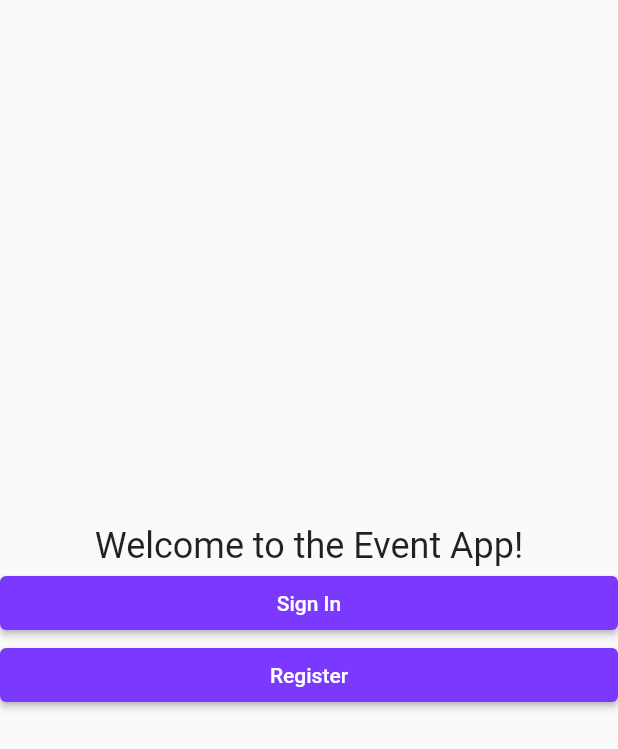
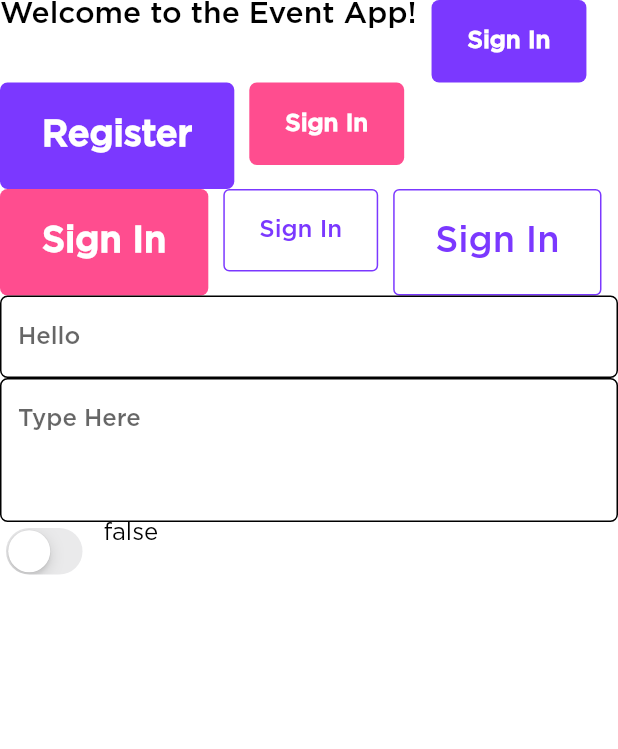
Before and after one commit to khush2003/wismod, a Flutter app: the screen it shows after launch, on a phone screen of 412 x 824 dp. Shown: the top 749 px of the screen. Run offline on Flutter 3.47's test engine with Material 2 defaults, Android fonts, the phone set to English and light mode, and no system bars; our stand-ins replace firebase_core, get; accounts and stored records are empty.

Commit message:
Finish Defining Themed Components and Theme, Also make AllPagesNav which holds (Home, Chat, Dashboard and Setting Page)

```diff
--- a/lib/main.dart
+++ b/lib/main.dart
@@ -22,8 +22,7 @@ class Application extends StatelessWidget {
       theme: AppThemeData.themedata,
       //TODO: Implement Function to route user to login screen if it is not his first time on the app.
       //TODO: Add global/app-wide theme (Stored in theme folder)
-      initialRoute: Routes
-          .onboarding, // Goes to Onboarding Page Initially (We will be using named routes, routes stored in routes.dart)
+      initialRoute: Routes.onboarding, // Goes to Onboarding Page Initially (We will be using named routes, routes stored in routes.dart)
       getPages: getPages,
     );
   }
--- /dev/null
+++ b/lib/modules/home/controller/all_pages_nav_controller.dart
@@ -0,0 +1,8 @@
+import 'package:get/get.dart';
+
+class AllPagesNavController extends GetxController {
+  var tabIndex = 0.obs;
+  void changeTabIndex(int index) {
+    tabIndex(index);
+  }
+}
--- /dev/null
+++ b/lib/modules/home/views/all_pages_nav.dart
@@ -0,0 +1,45 @@
+import 'package:flutter/material.dart';
+import 'package:get/get.dart';
+import 'package:wismod/modules/home/views/chat_room.dart';
+import 'package:wismod/modules/home/views/home.dart';
+import 'package:wismod/modules/home/views/settings.dart';
+
+import '../controller/all_pages_nav_controller.dart';
+import 'dashboard.dart';
+
+class AllPagesNav extends StatelessWidget {
+  AllPagesNav({super.key});
+  final k = Get.put(AllPagesNavController());
+  @override
+  Widget build(BuildContext context) {
+    return Scaffold(
+        body: SafeArea(
+            child: Obx(() => IndexedStack(
+                  index: k.tabIndex.value,
+                  children: const [
+                    HomeView(),
+                    ChatRoomView(),
+                    DashboardView(),
+                    SettingsView()
+                  ],
+                ))),
+        bottomNavigationBar: Obx(
+          () => BottomNavigationBar(
+              unselectedItemColor: Colors.black,
+              onTap: k.changeTabIndex,
+              currentIndex: k.tabIndex.value,
+              showSelectedLabels: true,
+              showUnselectedLabels: true,
+              elevation: 0,
+              items: const [
+                BottomNavigationBarItem(icon: Icon(Icons.home), label: "Home"),
+                BottomNavigationBarItem(
+                    icon: Icon(Icons.chat_rounded), label: "Chat"),
+                BottomNavigationBarItem(
+                    icon: Icon(Icons.dashboard), label: "Dashboard"),
+                BottomNavigationBarItem(
+                    icon: Icon(Icons.settings), label: "Settings")
+              ]),
+        ));
+  }
+}
--- /dev/null
+++ b/lib/modules/home/views/chat_room.dart
@@ -0,0 +1,12 @@
+import 'package:flutter/material.dart';
+
+class ChatRoomView extends StatelessWidget {
+  const ChatRoomView({super.key});
+
+  @override
+  Widget build(BuildContext context) {
+    return const Scaffold(
+      body: Text("Chat Room")
+    );
+  }
+}
--- /dev/null
+++ b/lib/modules/home/views/dashboard.dart
@@ -0,0 +1,12 @@
+import 'package:flutter/material.dart';
+
+class DashboardView extends StatelessWidget {
+  const DashboardView({super.key});
+
+  @override
+  Widget build(BuildContext context) {
+    return const Scaffold(
+      body: Text("Dashboard")
+    );
+  }
+}
--- a/lib/modules/home/views/onboarding.dart
+++ b/lib/modules/home/views/onboarding.dart
@@ -2,32 +2,54 @@ import 'package:flutter/material.dart';
 import 'package:get/get.dart';
 
 import '../../../routes/routes.dart';
+import '../../../theme/global_widgets.dart';
 
 class OnboardingView extends StatelessWidget {
-  const OnboardingView({super.key});
+  OnboardingView({super.key});
+  final thc = Get.put(ThemedSwitchController());
 
- @override
+  @override
   Widget build(BuildContext context) {
     return Scaffold(
-      body: Column(
-        mainAxisAlignment: MainAxisAlignment.center,
-        crossAxisAlignment: CrossAxisAlignment.stretch,
+      body: Wrap(
+        spacing: 10,
         children: [
-          const Text(
+          Text(
             'Welcome to the Event App!',
             textAlign: TextAlign.center,
-            style: TextStyle(fontSize: 24.0),
+            style: Theme.of(context).textTheme.displayLarge,
           ),
-          ElevatedButton(
+          PrimaryButtonMedium(
             onPressed: () => Get.toNamed(Routes.login),
             child: const Text('Sign In'),
           ),
-          ElevatedButton(
-            onPressed: () => Get.toNamed(Routes.login), //TODO: Change to register
+          PrimaryButtonLarge(
+            onPressed: () =>
+                Get.toNamed(Routes.allPagesNav), //TODO: Change to register
             child: const Text('Register'),
           ),
+          SecondaryButtonMedium(
+            onPressed: () => Get.toNamed(Routes.allPagesNav),
+            child: const Text('Sign In'),
+          ),
+          SecondaryButtonLarge(
+            onPressed: () => Get.toNamed(Routes.login),
+            child: const Text('Sign In'),
+          ),
+          OutlineButtonMedium(
+            onPressed: () => Get.toNamed(Routes.login),
+            child: const Text('Sign In'),
+          ),
+          OutlineButtonLarge(
+            onPressed: () => Get.toNamed(Routes.login),
+            child: const Text('Sign In'),
+          ),
+          const TextFormFeildThemed(hintText: "Hello"),
+          const TextAreaThemed(hintText: "Type Here"),
+          ThemedSwitch(),
+          Obx(() => Text(thc.isOn.value.toString()))
         ],
       ),
     );
   }
-  }
+}
--- /dev/null
+++ b/lib/modules/home/views/settings.dart
@@ -0,0 +1,10 @@
+import 'package:flutter/material.dart';
+
+class SettingsView extends StatelessWidget {
+  const SettingsView({super.key});
+
+  @override
+  Widget build(BuildContext context) {
+    return const Scaffold(body:  Text("Settings"));
+  }
+}
--- a/lib/routes/routes.dart
+++ b/lib/routes/routes.dart
@@ -1,19 +1,18 @@
 import 'package:get/get.dart';
 import 'package:wismod/modules/auth/views/log_in_view.dart';
-
-import '../modules/home/views/home.dart';
+import 'package:wismod/modules/home/views/all_pages_nav.dart';
 import '../modules/home/views/onboarding.dart';
 
 abstract class Routes {
-  static const String home = '/home';
+  static const String allPagesNav = '/allPagesNav'; // Hold all 4 pages (Home, Chat, Dashboard, Settings with NavBar) so no need of seperate routes
   static const String onboarding = '/onboarding';
   static const String login = '/login';
   // Add page string (route) here
 }
 
 final getPages = [
-  GetPage(name: Routes.home, page: () => const HomeView()),
-  GetPage(name: Routes.onboarding, page: () => const OnboardingView()),
-  GetPage(name: Routes.login, page: () => const LogInView())
+  GetPage(name: Routes.allPagesNav, page: () => AllPagesNav()),
+  GetPage(name: Routes.onboarding, page: () => OnboardingView()),
+  GetPage(name: Routes.login, page: () => const LogInView()),
   // Initialize route here
 ];
--- /dev/null
+++ b/lib/theme/global_widgets.dart
@@ -0,0 +1,273 @@
+import 'package:flutter/cupertino.dart';
+import 'package:flutter/material.dart';
+import 'package:get/get.dart';
+
+// PrimaryButtonMedium = Button with primary color medium size
+// PrimaryButtonLarge = Button with primary color Large size
+// SecondaryButtonMedium = Button with Secondary color medium size
+// SecondaryButtonLarge = Button with Secondary color Large size
+// OutlineButtonMedium, OutlineButtonLarge = Button with purple outline
+// TextFormFeildThemed = TextFormFeild in App style
+// TextAreaThemed = Multiline TextFormFeild in App style
+// ThemedSwitch, ThemedSwitchController = Switch toggle
+// How to use ThemedSwitch?
+// final thc = Get.put(ThemedSwitchController()); outside build function but inside Class, best to write after super({key}); statement
+// Column( children: [ThemedSwitch(),
+// Obx(() => Text(thc.isOn.value.toString()))]) in Scaffold body (This line shows the value)
+
+class PrimaryButtonMedium extends StatelessWidget {
+  final VoidCallback onPressed;
+  final Widget child;
+  const PrimaryButtonMedium(
+      {super.key, required this.child, required this.onPressed});
+
+  @override
+  Widget build(BuildContext context) {
+    return ElevatedButton(
+      onPressed: onPressed,
+      style: ElevatedButton.styleFrom(
+          padding: const EdgeInsets.symmetric(horizontal: 24, vertical: 20),
+          minimumSize: Size.zero,
+          textStyle: const TextStyle(
+              fontFamily: "Gotham", fontSize: 16, fontWeight: FontWeight.bold)),
+      child: child,
+    );
+  }
+}
+
+class PrimaryButtonLarge extends StatelessWidget {
+  final VoidCallback onPressed;
+  final Widget child;
+  const PrimaryButtonLarge(
+      {super.key, required this.child, required this.onPressed});
+
+  @override
+  Widget build(BuildContext context) {
+    return ElevatedButton(
+      onPressed: onPressed,
+      style: ElevatedButton.styleFrom(
+          padding: const EdgeInsets.symmetric(horizontal: 28, vertical: 24),
+          minimumSize: Size.zero,
+          textStyle: const TextStyle(
+              fontFamily: "Gotham", fontSize: 24, fontWeight: FontWeight.w700)),
+      child: child,
+    );
+  }
+}
+
+class OutlineButtonMedium extends StatelessWidget {
+  final VoidCallback onPressed;
+  final Widget child;
+  const OutlineButtonMedium(
+      {super.key, required this.child, required this.onPressed});
+
+  @override
+  Widget build(BuildContext context) {
+    return OutlinedButton(
+      onPressed: onPressed,
+      style: OutlinedButton.styleFrom(
+          padding: const EdgeInsets.symmetric(horizontal: 24, vertical: 20),
+          minimumSize: Size.zero,
+          side: BorderSide(
+            width: 1,
+            color: Theme.of(context).colorScheme.primary,
+          ),
+          textStyle: const TextStyle(
+              fontFamily: "Gotham", fontSize: 16, fontWeight: FontWeight.w500)),
+      child: child,
+    );
+  }
+}
+
+// TODO: DropdownMenuThemed
+
+class ThemedSwitch extends StatelessWidget {
+  ThemedSwitch({super.key});
+  final themedSwtichController = Get.put(ThemedSwitchController());
+
+  @override
+  Widget build(BuildContext context) {
+    return Obx(() => CupertinoSwitch(
+        activeColor: Theme.of(context).colorScheme.primary,
+        onChanged: (bool value) {
+          themedSwtichController.toggleSwitch();
+        },
+        value: themedSwtichController.isOn.value));
+  }
+}
+
+class ThemedSwitchController extends GetxController {
+  final isOn = false.obs;
+
+  toggleSwitch() {
+    isOn(isOn.value == false ? true : false);
+  }
+}
+
+class TextFormFeildThemed extends StatelessWidget {
+  final String hintText;
+  final TextEditingController? controller;
+  final bool? obscureText;
+  final bool? autocorrect;
+  final bool? enableSuggestions;
+  final FormFieldValidator<String>? validator;
+  final FormFieldSetter<String>? onSaved;
+  final ValueChanged<String>? onChanged;
+
+  const TextFormFeildThemed(
+      {super.key,
+      required this.hintText,
+      this.controller,
+      this.obscureText,
+      this.autocorrect,
+      this.enableSuggestions,
+      this.validator,
+      this.onSaved,
+      this.onChanged});
+
+  @override
+  Widget build(BuildContext context) {
+    return TextFormField(
+      controller: controller,
+      key: key,
+      autocorrect: autocorrect ?? true,
+      enableSuggestions: enableSuggestions ?? true,
+      decoration: InputDecoration(
+          hintText: hintText,
+          enabledBorder: OutlineInputBorder(
+              borderRadius: BorderRadius.circular(5),
+              borderSide: const BorderSide(color: Colors.black)),
+          border: OutlineInputBorder(
+              borderRadius: BorderRadius.circular(5),
+              borderSide:
+                  BorderSide(color: Theme.of(context).colorScheme.primary))),
+      enabled: null,
+      obscureText: obscureText ?? false,
+      validator: validator,
+      onSaved: onSaved,
+      maxLines: 1,
+      onChanged: onChanged,
+      style: Theme.of(context).textTheme.displayMedium,
+    );
+  }
+}
+
+class TextAreaThemed extends StatelessWidget {
+  final String hintText;
+  final TextEditingController? controller;
+  final bool? obscureText;
+  final bool? autocorrect;
+  final bool? enableSuggestions;
+  final FormFieldValidator<String>? validator;
+  final FormFieldSetter<String>? onSaved;
+  final ValueChanged<String>? onChanged;
+  final int? minLines;
+  final int? maxLines;
+
+  const TextAreaThemed(
+      {super.key,
+      required this.hintText,
+      this.minLines,
+      this.controller,
+      this.obscureText,
+      this.autocorrect,
+      this.enableSuggestions,
+      this.validator,
+      this.onSaved,
+      this.onChanged,
+      this.maxLines});
+
+  @override
+  Widget build(BuildContext context) {
+    return TextFormField(
+      controller: controller,
+      key: key,
+      autocorrect: autocorrect ?? true,
+      enableSuggestions: enableSuggestions ?? true,
+      decoration: InputDecoration(
+          hintText: hintText,
+          enabledBorder: OutlineInputBorder(
+              borderRadius: BorderRadius.circular(5),
+              borderSide: const BorderSide(color: Colors.black)),
+          border: OutlineInputBorder(
+              borderRadius: BorderRadius.circular(5),
+              borderSide:
+                  BorderSide(color: Theme.of(context).colorScheme.primary))),
+      enabled: null,
+      obscureText: obscureText ?? false,
+      validator: validator,
+      onSaved: onSaved,
+      minLines: minLines ?? 4,
+      maxLines: maxLines,
+      onChanged: onChanged,
+      style: Theme.of(context).textTheme.displayMedium,
+    );
+  }
+}
+
+class OutlineButtonLarge extends StatelessWidget {
+  final VoidCallback onPressed;
+  final Widget child;
+  const OutlineButtonLarge(
+      {super.key, required this.child, required this.onPressed});
+
+  @override
+  Widget build(BuildContext context) {
+    return OutlinedButton(
+      onPressed: onPressed,
+      style: OutlinedButton.styleFrom(
+        padding: const EdgeInsets.symmetric(horizontal: 28, vertical: 24),
+        minimumSize: Size.zero,
+        side: BorderSide(
+          width: 1,
+          color: Theme.of(context).colorScheme.primary,
+        ),
+        textStyle: const TextStyle(
+            fontFamily: "Gotham", fontSize: 24, fontWeight: FontWeight.w500),
+      ),
+      child: child,
+    );
+  }
+}
+
+class SecondaryButtonMedium extends StatelessWidget {
+  final VoidCallback onPressed;
+  final Widget child;
+  const SecondaryButtonMedium(
+      {super.key, required this.child, required this.onPressed});
+
+  @override
+  Widget build(BuildContext context) {
+    return ElevatedButton(
+      onPressed: onPressed,
+      style: ElevatedButton.styleFrom(
+          backgroundColor: Theme.of(context).colorScheme.secondary,
+          padding: const EdgeInsets.symmetric(horizontal: 24, vertical: 20),
+          minimumSize: Size.zero,
+          textStyle: const TextStyle(
+              fontFamily: "Gotham", fontSize: 16, fontWeight: FontWeight.bold)),
+      child: child,
+    );
+  }
+}
+
+class SecondaryButtonLarge extends StatelessWidget {
+  final VoidCallback onPressed;
+  final Widget child;
+  const SecondaryButtonLarge(
+      {super.key, required this.child, required this.onPressed});
+
+  @override
+  Widget build(BuildContext context) {
+    return ElevatedButton(
+      onPressed: onPressed,
+      style: ElevatedButton.styleFrom(
+          backgroundColor: Theme.of(context).colorScheme.secondary,
+          padding: const EdgeInsets.symmetric(horizontal: 28, vertical: 24),
+          minimumSize: Size.zero,
+          textStyle: const TextStyle(
+              fontFamily: "Gotham", fontSize: 24, fontWeight: FontWeight.w700)),
+      child: child,
+    );
+  }
+}
--- a/lib/theme/theme_data.dart
+++ b/lib/theme/theme_data.dart
@@ -1,8 +1,83 @@
 import 'package:flutter/material.dart';
 
+// To use Text theme in widgets or colors in widgets you can use it like this
+// Text("..", style: Theme.of(context).textTheme.displayLarge) DisplayLarge or any other of your choice defined below
+// To get primary color of app or any color in the colorScheme: Theme.of(context).colorScheme.primary
+// Predefined Compoenets in global_widgets.dart
 class AppThemeData {
   static ThemeData themedata = ThemeData(
-    colorScheme: const ColorScheme(brightness: Brightness.light, primary: Color.fromRGBO(123, 56, 255, 1), onPrimary: Colors.white, secondary: Color.fromARGB(255, 255, 77, 143), onSecondary: Colors.white, error: Colors.red, onError: Colors.white, background: Colors.white, onBackground: Colors.black, surface: Colors.white, onSurface: Colors.black),
-    textTheme: const TextTheme(displayLarge: TextStyle(fontFamily: "Gotham", fontWeight: FontWeight.normal, fontSize: 20), displayMedium: TextStyle(fontFamily: "Gotham", fontWeight: FontWeight.normal, fontSize: 16)),
+    // Scaffold Background Color
+    scaffoldBackgroundColor: Colors.white,
+    // Color Schemeing for the app
+    colorScheme: const ColorScheme(
+        brightness: Brightness.light,
+        primary: Color.fromRGBO(123, 56, 255, 1),
+        onPrimary: Colors.white,
+        secondary: Color.fromARGB(255, 255, 77, 143),
+        onSecondary: Colors.white,
+        error: Colors.red,
+        onError: Colors.white,
+        background: Colors.white,
+        onBackground: Colors.black,
+        surface: Colors.white,
+        onSurface: Colors.black),
+
+    // Text Theme for the app
+    // displayLarge = Gotham Medium 20 Black
+    // displayMedium = Gotham Medium 16 Black
+    // titleMedium = Gotham Bold 32 Black
+    // bodyMedium = Gotham Regular 16 Black
+    textTheme: const TextTheme(
+      displayLarge: TextStyle(
+          fontFamily: "Gotham",
+          fontWeight: FontWeight.w500,
+          fontSize: 20,
+          color: Colors.black),
+      displayMedium: TextStyle(
+          fontFamily: "Gotham",
+          fontWeight: FontWeight.w500,
+          fontSize: 16,
+          color: Colors.black),
+      titleMedium: TextStyle(
+          fontFamily: "Gotham",
+          fontWeight: FontWeight.bold,
+          fontSize: 32,
+          color: Colors.black),
+      bodyMedium: TextStyle(
+          fontFamily: "Gotham",
+          fontWeight: FontWeight.w400,
+          fontSize: 16,
+          color: Colors.black),
+    ),
+
+    // Theme For buttons (Ignore this)
+    elevatedButtonTheme: ElevatedButtonThemeData(
+        style: ElevatedButton.styleFrom(
+            foregroundColor: Colors.white,
+            backgroundColor: const Color.fromRGBO(123, 56, 255, 1),
+            elevation: 0,
+            textStyle: const TextStyle(
+                fontFamily: "Gotham",
+                fontWeight: FontWeight.bold,
+                fontSize: 16,
+                color: Colors.black),
+            minimumSize: const Size(136, 53),
+            shape: const RoundedRectangleBorder(
+                borderRadius: BorderRadius.all(Radius.circular(5))))),
+    // Bottom Nav Theme
+    bottomNavigationBarTheme: const BottomNavigationBarThemeData(
+        backgroundColor: Color.fromARGB(255, 236, 228, 252),
+        selectedItemColor: Color.fromRGBO(123, 56, 255, 1)),
+    // AppBar Theme (Make it Transparent)
+    appBarTheme: const AppBarTheme(
+      backgroundColor: Colors.white,
+      elevation: 0,
+      shadowColor: Colors.white,
+      titleTextStyle: TextStyle(
+          fontFamily: "Gotham",
+          fontWeight: FontWeight.bold,
+          fontSize: 32,
+          color: Colors.black),
+    ),
   );
 }
```
